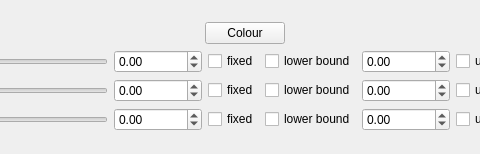
The window that pensant/ui/gaussModelFitParameters.ui (syncope/pensant) describes before a commit, drawn with Qt 5; both pictures show x 451 to 931 and y 0 to 154 of the 1105 by 154 pixel window.
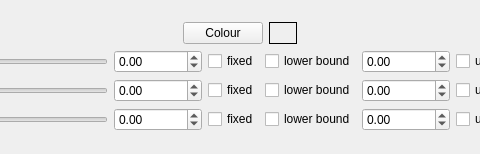
The same window after the commit.

Commit message: + implemented new ui element to display colour; plus code changes ++ in addition: update annual copyright info

The edit to the form file:
```diff
--- a/pensant/ui/gaussModelFitParameters.ui
+++ b/pensant/ui/gaussModelFitParameters.ui
@@ -58,6 +58,16 @@
          </property>
         </widget>
        </item>
+       <item>
+        <widget class="QLabel" name="colourDisplay">
+         <property name="frameShape">
+          <enum>QFrame::Box</enum>
+         </property>
+         <property name="text">
+          <string>      </string>
+         </property>
+        </widget>
+       </item>
        <item>
         <spacer name="horizontalSpacer">
          <property name="orientation">
```
The commit also changes 13 other files.
